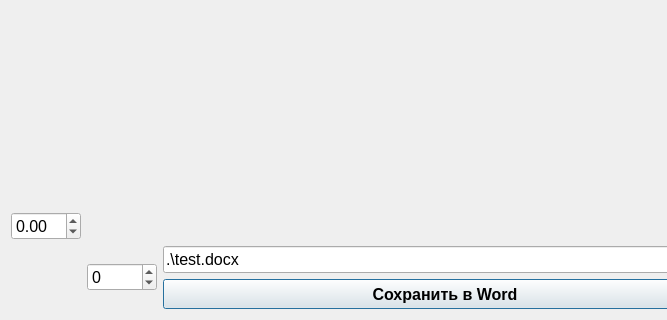
Qt form form.ui (Nenu1985/stend) before a commit; both pictures show x 0 to 667 and y 357 to 677 of the 814 by 677 pixel window.
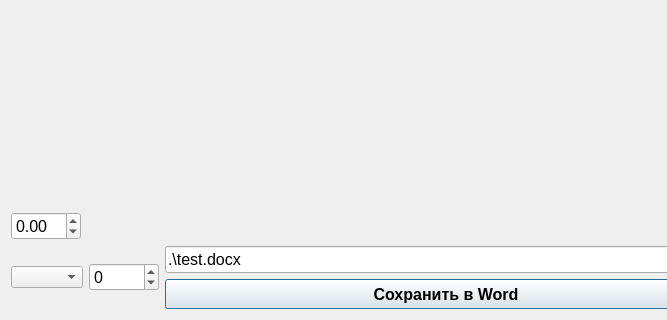
The same form after that commit.

Commit message: added markers. TODO: not to showall() after changing line params

The edit to the form file:
```diff
--- a/form.ui
+++ b/form.ui
@@ -194,6 +194,9 @@
        </property>
       </widget>
      </item>
+     <item row="3" column="0">
+      <widget class="QComboBox" name="comboBox_marker"/>
+     </item>
     </layout>
    </item>
   </layout>
```
The commit also changes 7 other files.
